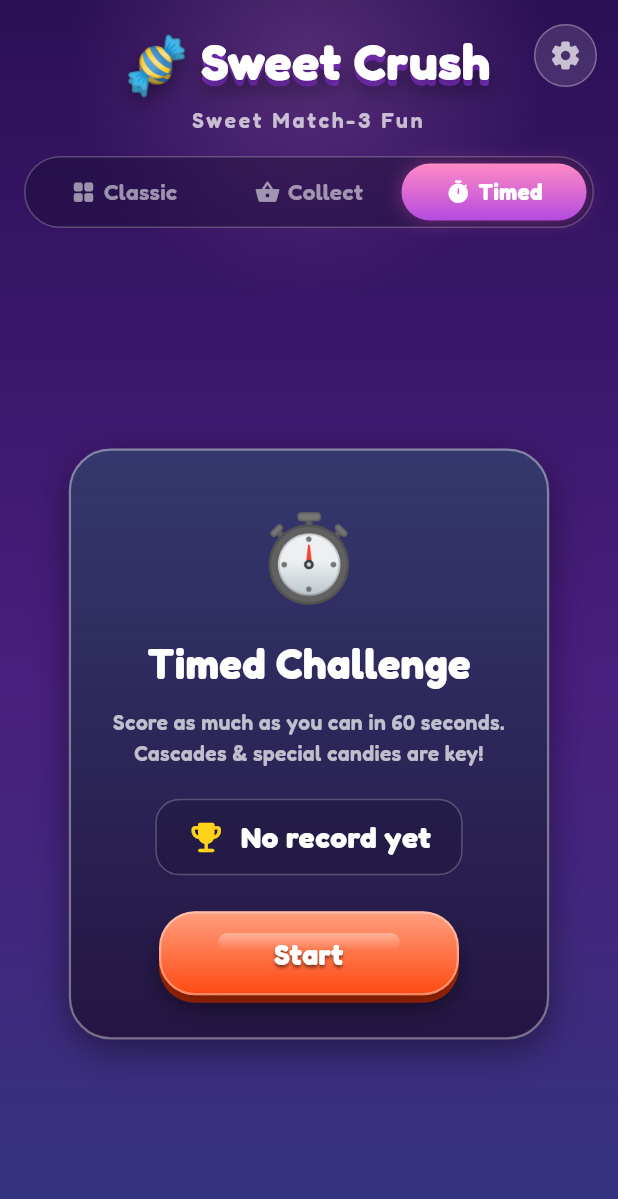
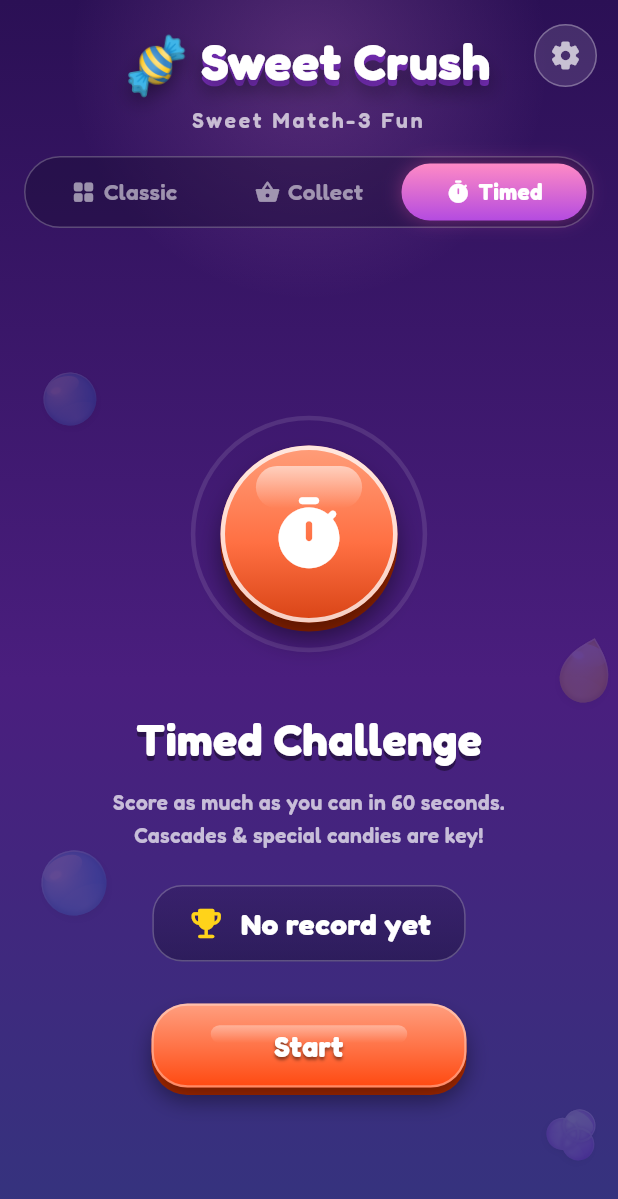
Before and after one commit to vihuela/candycrush, a Flutter app: the screen it shows after launch, after a tap on "Timed", on a phone screen of 412 x 824 dp. Shown: the top 1199 px of the screen. Run offline on Flutter 3.47's test engine with Material 3 defaults, Android fonts, the phone set to English and light mode, and no system bars; our stand-ins replace shared_preferences; missing offline and left inert: flame, flame_audio.

Commit message:
重做限时 tab 样式 + Android SDK 升到 36
- 限时挑战页与关卡地图风格统一：大号脉动糖果球主视觉
  （可点击直接开局）、金边最佳纪录徽章、装饰糖果背景
- compileSdk / targetSdk 显式设为 36（Android 16 适配）

Co-Authored-By: Claude Fable 5 <noreply@anthropic.com>

```diff
--- a/lib/ui/level_select_screen.dart
+++ b/lib/ui/level_select_screen.dart
@@ -507,50 +507,53 @@ class _LevelSelectScreenState extends State<LevelSelectScreen> {
   Widget _buildTimedBody() {
     final best = Progress.timedBest();
     final level = timedLevels.first;
-    return Center(
-      child: Container(
-        margin: const EdgeInsets.symmetric(horizontal: 36),
-        padding: const EdgeInsets.fromLTRB(28, 32, 28, 28),
+    return LayoutBuilder(builder: (context, constraints) {
+      return Stack(
+        children: [
+          ..._decorCandies(constraints.maxWidth, constraints.maxHeight),
+          Center(
+            child: Column(
+              mainAxisSize: MainAxisSize.min,
+              children: [
+                _TimedOrb(onTap: () => _openLevel(level)),
+                const SizedBox(height: 26),
+                Text(
+                  Lang.t.timedTitle,
+                  style: const TextStyle(
+                    fontFamily: 'Fredoka',
+                    fontSize: 30,
+                    fontWeight: FontWeight.w700,
+                    color: Colors.white,
+                    shadows: [
+                      Shadow(color: Color(0x66000000), offset: Offset(0, 3)),
+                    ],
+                  ),
+                ),
+                const SizedBox(height: 10),
+                Text(
+                  Lang.t.timedDesc(level.timeLimit ?? 60),
+                  textAlign: TextAlign.center,
+                  style: const TextStyle(
+                      fontSize: 14, color: Colors.white70, height: 1.6),
+                ),
+                const SizedBox(height: 22),
+                // 最佳纪录
+                Container(
+                  padding: const EdgeInsets.symmetric(
+                      horizontal: 22, vertical: 10),
                   decoration: BoxDecoration(
                     gradient: const LinearGradient(
                       begin: Alignment.topCenter,
                       end: Alignment.bottomCenter,
-            colors: [Color(0xFF35386E), Color(0xFF241543)],
+                      colors: [Color(0x4D241543), Color(0x66120A28)],
                     ),
-          borderRadius: BorderRadius.circular(28),
-          border: Border.all(color: Colors.white38, width: 1.5),
-          boxShadow: const [
-            BoxShadow(color: Color(0x66000000), blurRadius: 20, offset: Offset(0, 8)),
-          ],
+                    borderRadius: BorderRadius.circular(20),
+                    border: Border.all(
+                      color: best > 0
+                          ? const Color(0xB3FFD31A)
+                          : Colors.white24,
+                      width: best > 0 ? 1.8 : 1,
                     ),
-        child: Column(
-          mainAxisSize: MainAxisSize.min,
-          children: [
-            const Text('⏱️', style: TextStyle(fontSize: 56)),
-            const SizedBox(height: 10),
-            Text(
-              Lang.t.timedTitle,
-              style: const TextStyle(
-                fontSize: 28,
-                fontWeight: FontWeight.w700,
-                color: Colors.white,
-              ),
-            ),
-            const SizedBox(height: 8),
-            Text(
-              Lang.t.timedDesc(level.timeLimit ?? 60),
-              textAlign: TextAlign.center,
-              style: const TextStyle(
-                  fontSize: 14, color: Colors.white70, height: 1.5),
-            ),
-            const SizedBox(height: 20),
-            Container(
-              padding:
-                  const EdgeInsets.symmetric(horizontal: 20, vertical: 10),
-              decoration: BoxDecoration(
-                color: const Color(0x40120A28),
-                borderRadius: BorderRadius.circular(16),
-                border: Border.all(color: Colors.white24),
                   ),
                   child: Row(
                     mainAxisSize: MainAxisSize.min,
@@ -572,17 +575,19 @@ class _LevelSelectScreenState extends State<LevelSelectScreen> {
                     ],
                   ),
                 ),
-            const SizedBox(height: 24),
+                const SizedBox(height: 28),
                 CandyButton(
                   label: Lang.t.startChallenge,
                   color: const Color(0xFFFF7043),
-              width: 200,
+                  width: 210,
                   onTap: () => _openLevel(level),
                 ),
               ],
             ),
           ),
+        ],
       );
+    });
   }
 }
 
@@ -803,3 +808,113 @@ class _PathPainter extends CustomPainter {
   bool shouldRepaint(_PathPainter oldDelegate) =>
       oldDelegate.points != points;
 }
+
+/// 限时挑战主视觉：脉动的大糖果球。
+class _TimedOrb extends StatefulWidget {
+  const _TimedOrb({required this.onTap});
+
+  final VoidCallback onTap;
+
+  @override
+  State<_TimedOrb> createState() => _TimedOrbState();
+}
+
+class _TimedOrbState extends State<_TimedOrb>
+    with SingleTickerProviderStateMixin {
+  late final AnimationController _pulse = AnimationController(
+    vsync: this,
+    duration: const Duration(milliseconds: 1400),
+  )..repeat();
+
+  @override
+  void dispose() {
+    _pulse.dispose();
+    super.dispose();
+  }
+
+  @override
+  Widget build(BuildContext context) {
+    const d = 118.0;
+    const color = Color(0xFFFF7043);
+    final hsl = HSLColor.fromColor(color);
+    final rim =
+        hsl.withLightness((hsl.lightness - 0.30).clamp(0.0, 1.0)).toColor();
+
+    return GestureDetector(
+      onTap: widget.onTap,
+      child: SizedBox(
+        width: d + 60,
+        height: d + 60,
+        child: Stack(
+          alignment: Alignment.center,
+          children: [
+            AnimatedBuilder(
+              animation: _pulse,
+              builder: (context, _) {
+                final t = _pulse.value;
+                return Container(
+                  width: d + 16 + 30 * t,
+                  height: d + 16 + 30 * t,
+                  decoration: BoxDecoration(
+                    shape: BoxShape.circle,
+                    border: Border.all(
+                      color: Colors.white.withValues(alpha: 0.5 * (1 - t)),
+                      width: 3,
+                    ),
+                  ),
+                );
+              },
+            ),
+            Container(
+              width: d,
+              height: d,
+              decoration: BoxDecoration(
+                shape: BoxShape.circle,
+                gradient: const LinearGradient(
+                  begin: Alignment.topCenter,
+                  end: Alignment.bottomCenter,
+                  stops: [0.0, 0.55, 1.0],
+                  colors: [Color(0xFFFF9E7A), color, Color(0xFFD84315)],
+                ),
+                border: Border.all(
+                  color: Colors.white.withValues(alpha: 0.75),
+                  width: 3,
+                ),
+                boxShadow: [
+                  BoxShadow(color: rim, offset: const Offset(0, 6)),
+                  const BoxShadow(
+                    color: Color(0x73000000),
+                    offset: Offset(0, 12),
+                    blurRadius: 14,
+                  ),
+                ],
+              ),
+              child: Stack(
+                alignment: Alignment.center,
+                children: [
+                  Positioned(
+                    top: d * 0.09,
+                    child: Container(
+                      width: d * 0.6,
+                      height: d * 0.24,
+                      decoration: BoxDecoration(
+                        borderRadius: BorderRadius.circular(d * 0.14),
+                        gradient: const LinearGradient(
+                          begin: Alignment.topCenter,
+                          end: Alignment.bottomCenter,
+                          colors: [Color(0x8CFFFFFF), Color(0x00FFFFFF)],
+                        ),
+                      ),
+                    ),
+                  ),
+                  const Icon(Icons.timer_rounded,
+                      color: Colors.white, size: 54),
+                ],
+              ),
+            ),
+          ],
+        ),
+      ),
+    );
+  }
+}
```
Also changed, not shown: 1 other file. Lines whose indentation alone changed are shown as unchanged.
